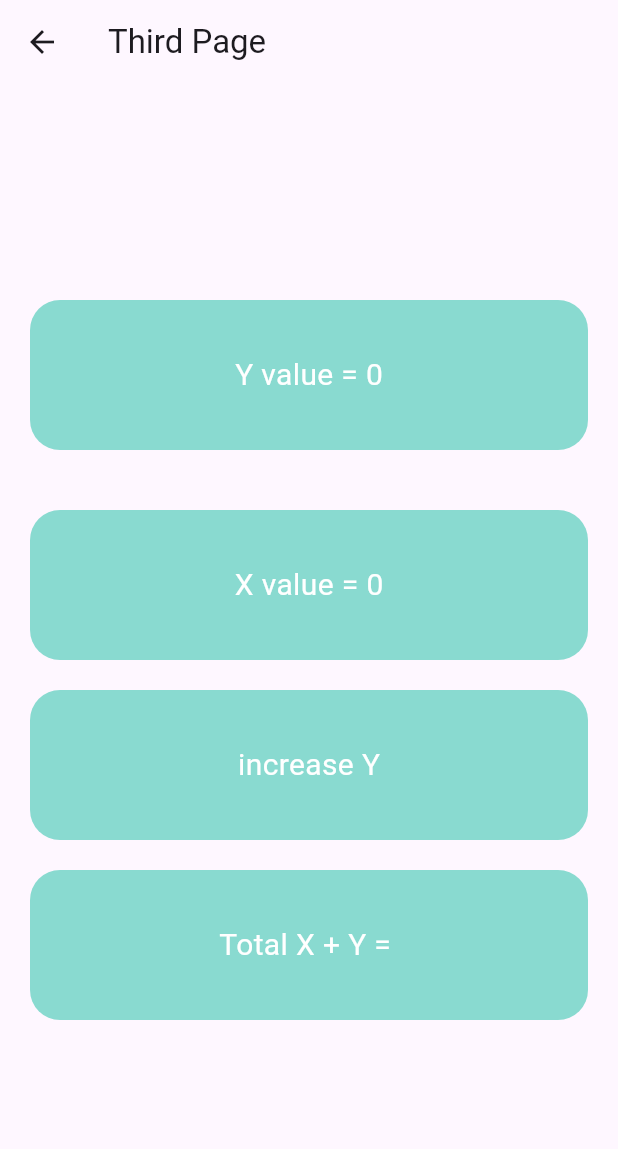
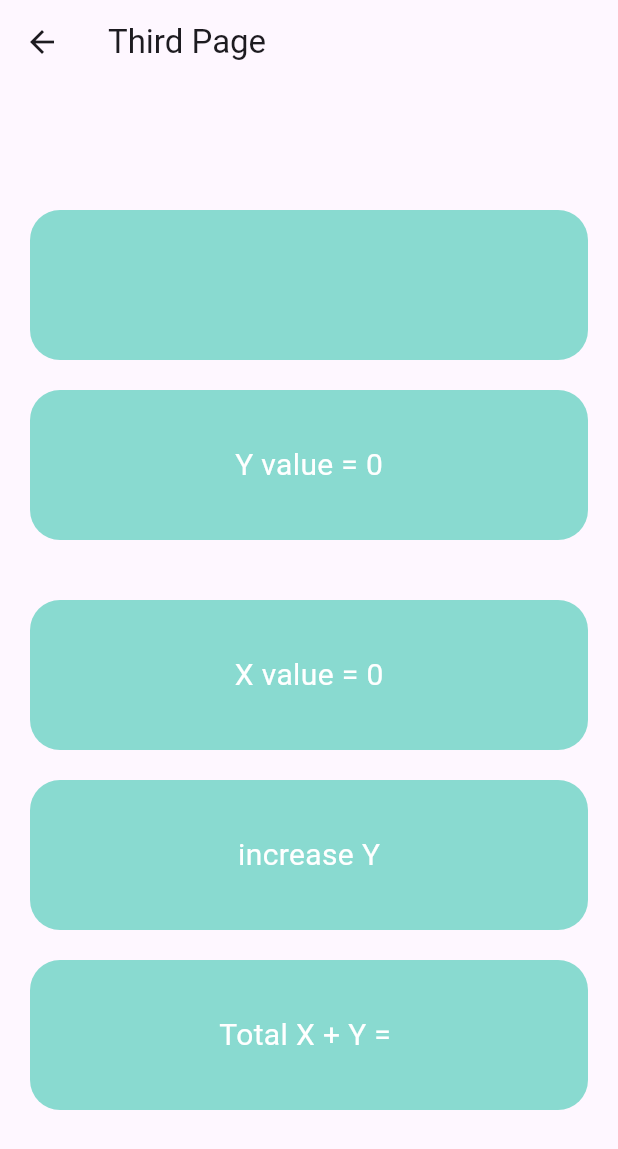
Before and after one commit to LivingstonTardzenyuy/Flutter-Projects, a Flutter app: the ThirdPage screen opened directly, on a phone screen of 412 x 824 dp. Shown: the top 1149 px of the screen. Run offline on Flutter 3.47's test engine with Material 3 defaults, Android fonts, the phone set to English and light mode, and no system bars; our stand-ins replace cloud_firestore, dropdown_button2, firebase_auth, firebase_core, font_awesome_flutter, get and 2 more; accounts and stored records are empty.

Commit message:
adding the values

```diff
--- a/learning_getx/lib/pages/third_page.dart
+++ b/learning_getx/lib/pages/third_page.dart
@@ -24,6 +24,17 @@ class ThirdPage extends StatelessWidget {
             mainAxisAlignment: MainAxisAlignment.center,
             children: [
 
+              Container(
+                margin: const EdgeInsets.symmetric(horizontal: 20),
+                width: double.maxFinite,
+                height: 100,
+                decoration: BoxDecoration(
+                    borderRadius: BorderRadius.circular(20),
+                    color: Color(0xFF89dad0)
+                ),
+                child: Center(child: Text('', style: TextStyle(fontSize: 20, color: Colors.white),),),
+              ),
+              SizedBox(height: 20,),
               Obx(() =>
                   Container(
                     margin: const EdgeInsets.symmetric(horizontal: 20),
```
